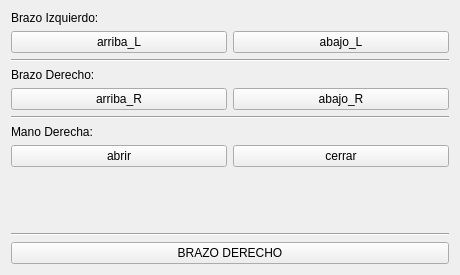
Qt form components/mueveBrazo/src/mainUI.ui (robocomp/robocomp-ursus-rockin) before a commit.
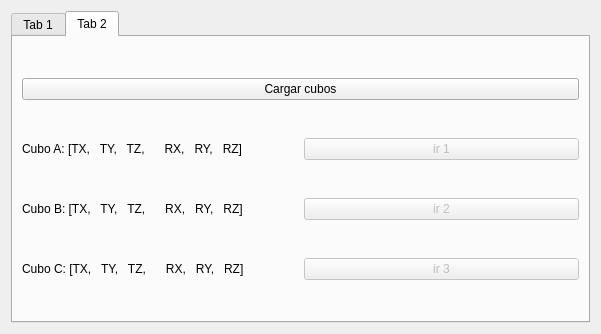
The same form after that commit.

```diff
--- a/components/mueveBrazo/src/mainUI.ui
+++ b/components/mueveBrazo/src/mainUI.ui
@@ -6,8 +6,8 @@
    <rect>
     <x>0</x>
     <y>0</y>
-    <width>460</width>
-    <height>275</height>
+    <width>601</width>
+    <height>334</height>
    </rect>
   </property>
   <property name="windowTitle">
@@ -15,6 +15,16 @@
   </property>
   <layout class="QVBoxLayout" name="verticalLayout_6">
    <item>
+    <widget class="QTabWidget" name="tabWidget">
+     <property name="currentIndex">
+      <number>1</number>
+     </property>
+     <widget class="QWidget" name="tab_3">
+      <attribute name="title">
+       <string>Tab 1</string>
+      </attribute>
+      <layout class="QVBoxLayout" name="verticalLayout">
+       <item>
     <layout class="QVBoxLayout" name="verticalLayout_2">
      <item>
       <widget class="QLabel" name="label">
@@ -143,12 +153,90 @@
     </widget>
    </item>
   </layout>
-  <zorder>verticalLayoutWidget</zorder>
-  <zorder>label_2</zorder>
-  <zorder>verticalLayoutWidget_4</zorder>
-  <zorder>botonBrazo</zorder>
-  <zorder>line_3</zorder>
-  <zorder>verticalSpacer</zorder>
+     </widget>
+     <widget class="QWidget" name="tab_4">
+      <attribute name="title">
+       <string>Tab 2</string>
+      </attribute>
+      <layout class="QVBoxLayout" name="verticalLayout_12">
+       <item>
+        <widget class="QPushButton" name="botonCargar">
+         <property name="text">
+          <string>Cargar cubos</string>
+         </property>
+        </widget>
+       </item>
+       <item>
+        <layout class="QHBoxLayout" name="horizontalLayout_10">
+         <item>
+          <widget class="QLabel" name="labelCubo1">
+           <property name="text">
+            <string>Cubo A: [TX,   TY,   TZ,      RX,   RY,   RZ]</string>
+           </property>
+          </widget>
+         </item>
+         <item>
+          <widget class="QPushButton" name="botonIR1">
+           <property name="enabled">
+            <bool>false</bool>
+           </property>
+           <property name="text">
+            <string>ir 1</string>
+           </property>
+           <property name="checkable">
+            <bool>false</bool>
+           </property>
+          </widget>
+         </item>
+        </layout>
+       </item>
+       <item>
+        <layout class="QHBoxLayout" name="horizontalLayout_11">
+         <item>
+          <widget class="QLabel" name="labelCubo2">
+           <property name="text">
+            <string>Cubo B: [TX,   TY,   TZ,      RX,   RY,   RZ]</string>
+           </property>
+          </widget>
+         </item>
+         <item>
+          <widget class="QPushButton" name="botonIR2">
+           <property name="enabled">
+            <bool>false</bool>
+           </property>
+           <property name="text">
+            <string>ir 2</string>
+           </property>
+          </widget>
+         </item>
+        </layout>
+       </item>
+       <item>
+        <layout class="QHBoxLayout" name="horizontalLayout_12">
+         <item>
+          <widget class="QLabel" name="labelCubo3">
+           <property name="text">
+            <string>Cubo C: [TX,   TY,   TZ,      RX,   RY,   RZ]</string>
+           </property>
+          </widget>
+         </item>
+         <item>
+          <widget class="QPushButton" name="botonIR3">
+           <property name="enabled">
+            <bool>false</bool>
+           </property>
+           <property name="text">
+            <string>ir 3</string>
+           </property>
+          </widget>
+         </item>
+        </layout>
+       </item>
+      </layout>
+     </widget>
+    </widget>
+   </item>
+  </layout>
  </widget>
  <resources/>
  <connections/>
```
Lines whose indentation alone changed are shown as unchanged.
